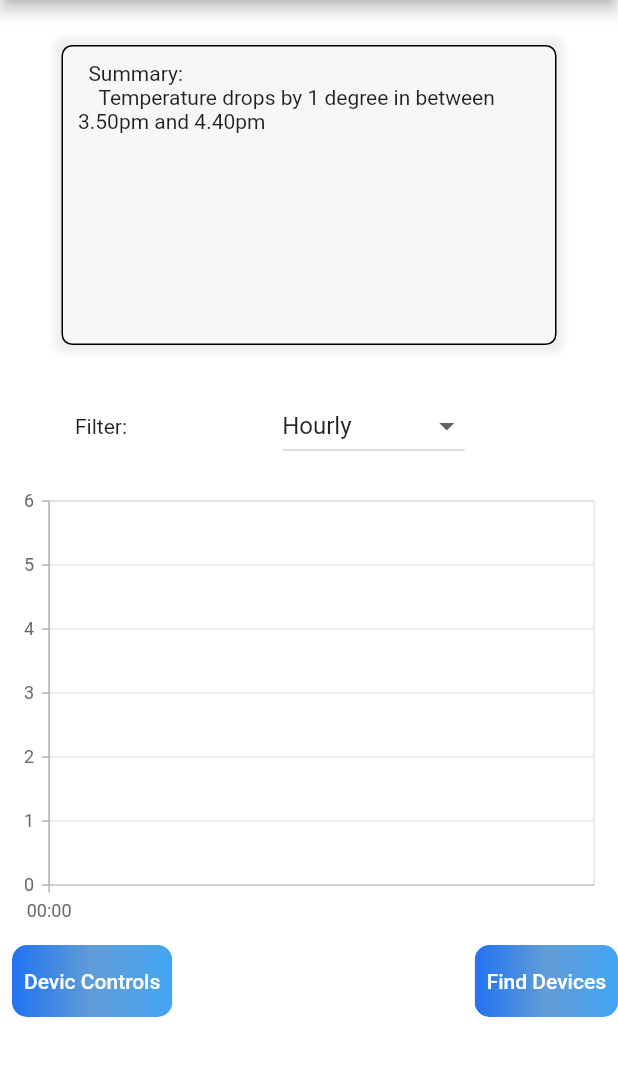
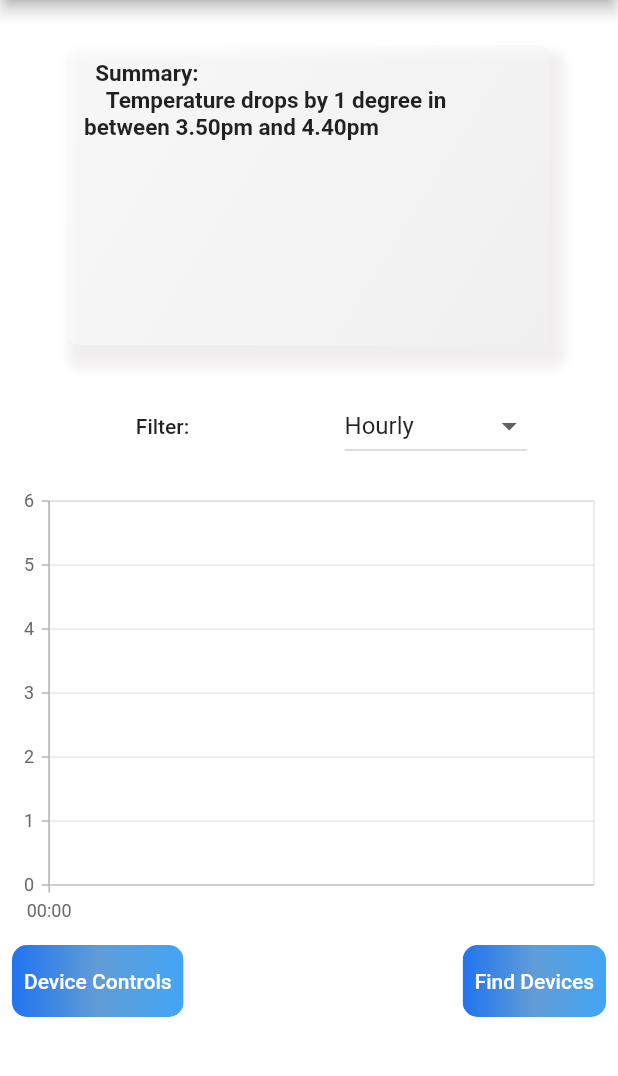
Before and after one commit to siddh34/autoirrigation, a Flutter app: the screen it shows after launch, on a phone screen of 412 x 824 dp, the part 84-1160 px from its top. Run offline on Flutter 3.47's test engine with Material 2 defaults, Android fonts, the phone set to English and light mode, and no system bars; our stand-ins replace firebase_core, firebase_database, syncfusion_flutter_charts; accounts and stored records are empty; Roboto replaces fonts that are missing (Genos).

Commit message:
"Version 0.20"

```diff
--- a/lib/Screens/UserScreen.dart
+++ b/lib/Screens/UserScreen.dart
@@ -40,18 +40,27 @@ class _UserScreenState extends State<UserScreen> {
             Container(
               padding: EdgeInsets.all(10),
               child: Text(
-                  '\t\tSummary: \n\t  \tTemperature drops by 1 degree in between 3.50pm and 4.40pm'),
-              width: 330,
+                '\t\tSummary: \n\t  \tTemperature drops by 1 degree in between 3.50pm and 4.40pm',
+                style: TextStyle(
+                    fontWeight: FontWeight.w700,
+                    fontSize: 15,
+                    fontFamily: 'Genos'),
+              ),
+              width: 320,
               height: 200,
               decoration: BoxDecoration(
-                color: Color.fromARGB(135, 255, 255, 255),
-                border: Border.all(color: Colors.black, width: 1),
+                color: Colors.white54,
                 borderRadius: BorderRadius.all(Radius.circular(7)),
+                gradient: LinearGradient(
+                    colors: [Colors.white, Color.fromARGB(255, 242, 242, 242)],
+                    begin: Alignment.topLeft,
+                    end: Alignment.bottomRight),
                 boxShadow: [
                   BoxShadow(
                     color: Color.fromARGB(255, 182, 171, 171).withOpacity(0.2),
                     spreadRadius: 5,
-                    blurRadius: 3,
+                    offset: Offset(5, 10),
+                    blurRadius: 5,
                   )
                 ],
               ),
@@ -60,14 +69,19 @@ class _UserScreenState extends State<UserScreen> {
               height: 30,
             ),
             Row(
+              mainAxisAlignment: MainAxisAlignment.center,
               children: [
                 Padding(
-                  padding: EdgeInsets.only(left: 50),
-                  child: Text("Filter: "),
+                  padding: EdgeInsets.only(left: 30),
+                  child: Text(
+                    "Filter: ",
+                    style: TextStyle(fontWeight: FontWeight.w500),
+                  ),
                 ),
                 Padding(
                   padding: EdgeInsets.only(left: 100),
                   child: DropdownButton(
+                    borderRadius: BorderRadius.all(Radius.circular(10)),
                     value: filterConditions[0],
                     items: filterConditions.map((String items) {
                       return DropdownMenuItem(
@@ -102,9 +116,7 @@ class _UserScreenState extends State<UserScreen> {
                     return Center(child: CircularProgressIndicator());
                   }
                 }),
-            Row(
-              mainAxisAlignment: MainAxisAlignment.spaceBetween,
-              children: [
+            Row(mainAxisAlignment: MainAxisAlignment.spaceBetween, children: [
               Padding(
                 padding: EdgeInsets.only(left: 8),
                 child: ClipRRect(
@@ -123,10 +135,33 @@ class _UserScreenState extends State<UserScreen> {
                       ),
                       TextButton(
                           onPressed: () {
-                            // TODO: press to open UI
+                            showModalBottomSheet(
+                                context: context,
+                                elevation: 50,
+                                shape: RoundedRectangleBorder(
+                                  borderRadius:
+                                      BorderRadius.all(Radius.circular(10)),
+                                ),
+                                builder: (context) {
+                                  return Container(
+                                    height: 150,
+                                    child: Row(
+                                      children: [
+                                        TextButton(
+                                          onPressed: () {},
+                                          child: Text('On'),
+                                        ),
+                                        TextButton(
+                                          onPressed: () {},
+                                          child: Text('Off'),
+                                        )
+                                      ],
+                                    ),
+                                  );
+                                });
                           },
                           child: Text(
-                            "Devic Controls",
+                            "Device Controls",
                             style: TextStyle(
                               color: Colors.white,
                             ),
@@ -136,7 +171,7 @@ class _UserScreenState extends State<UserScreen> {
                 ),
               ),
               Padding(
-                padding: const EdgeInsets.only(left:8.0),
+                padding: const EdgeInsets.only(right: 8.0),
                 child: ClipRRect(
                   borderRadius: BorderRadius.all(Radius.circular(10)),
                   child: Stack(
@@ -153,12 +188,25 @@ class _UserScreenState extends State<UserScreen> {
                       ),
                       TextButton(
                           onPressed: () {
-                            // TODO: press to open UI
+                            showModalBottomSheet(
+                                context: context,
+                                shape: RoundedRectangleBorder(
+                                  borderRadius:
+                                      BorderRadius.all(Radius.circular(10)),
+                                ),
+                                builder: (context) {
+                                  return Container(
+                                    height: 350,
+                                    child: Row(
+                                      children: [],
+                                    ),
+                                  );
+                                });
                           },
                           child: Text(
                             "Find Devices",
                             style: TextStyle(
-                              color: Colors.white,
+                              color: Color.fromARGB(255, 255, 255, 255),
                             ),
                           )),
                     ],
```
